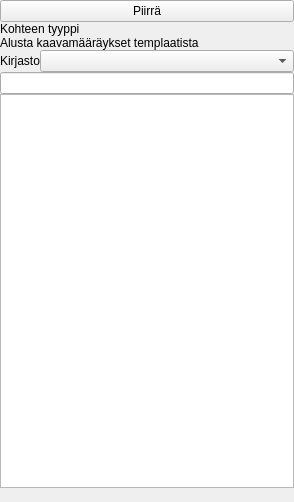
First picture: the form in arho_feature_template/gui/docks/new_feature_dock.ui, repository GispoCoding/arho-qgis-plugin, before the edit.
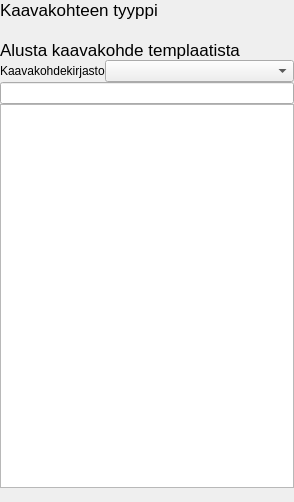
Second picture: the form after the edit. Custom widgets are drawn as their Qt base class.

Commit message:
fix plan feature digitize tool and promoted widget references after refactoring
- fix PlanDigitizeMapTool to reinitialize itself after layer changes
- implement similar config file fetching for regulation group libraries as for feature templates
- reorganize library files in resources folder
- deactivate selections in NewFeatureDock when PlanFeatureDigitizeMapTool finishes/deactivates

Patch:
```diff
--- a/arho_feature_template/gui/docks/new_feature_dock.ui
+++ b/arho_feature_template/gui/docks/new_feature_dock.ui
@@ -33,24 +33,43 @@
     <property name="bottomMargin">
      <number>0</number>
     </property>
-    <item>
-     <widget class="QPushButton" name="start_digitize_btn">
-      <property name="text">
-       <string>Piirrä</string>
-      </property>
-     </widget>
-    </item>
     <item>
      <widget class="QLabel" name="label">
+      <property name="font">
+       <font>
+        <pointsize>13</pointsize>
+       </font>
+      </property>
       <property name="text">
-       <string>Kohteen tyyppi</string>
+       <string>Kaavakohteen tyyppi</string>
       </property>
      </widget>
     </item>
+    <item>
+     <spacer name="verticalSpacer">
+      <property name="orientation">
+       <enum>Qt::Vertical</enum>
+      </property>
+      <property name="sizeType">
+       <enum>QSizePolicy::Fixed</enum>
+      </property>
+      <property name="sizeHint" stdset="0">
+       <size>
+        <width>20</width>
+        <height>20</height>
+       </size>
+      </property>
+     </spacer>
+    </item>
     <item>
      <widget class="QLabel" name="label_2">
+      <property name="font">
+       <font>
+        <pointsize>13</pointsize>
+       </font>
+      </property>
       <property name="text">
-       <string>Alusta kaavamääräykset templaatista</string>
+       <string>Alusta kaavakohde templaatista</string>
       </property>
      </widget>
     </item>
@@ -65,7 +84,7 @@
          </sizepolicy>
         </property>
         <property name="text">
-         <string>Kirjasto</string>
+         <string>Kaavakohdekirjasto</string>
         </property>
        </widget>
       </item>
@@ -75,7 +94,11 @@
      </layout>
     </item>
     <item>
-     <widget class="QgsFilterLineEdit" name="search_box"/>
+     <widget class="QgsFilterLineEdit" name="search_box">
+      <property name="showSearchIcon">
+       <bool>true</bool>
+      </property>
+     </widget>
     </item>
     <item>
      <widget class="QListWidget" name="template_list"/>
```
The commit also changes 17 other files.
